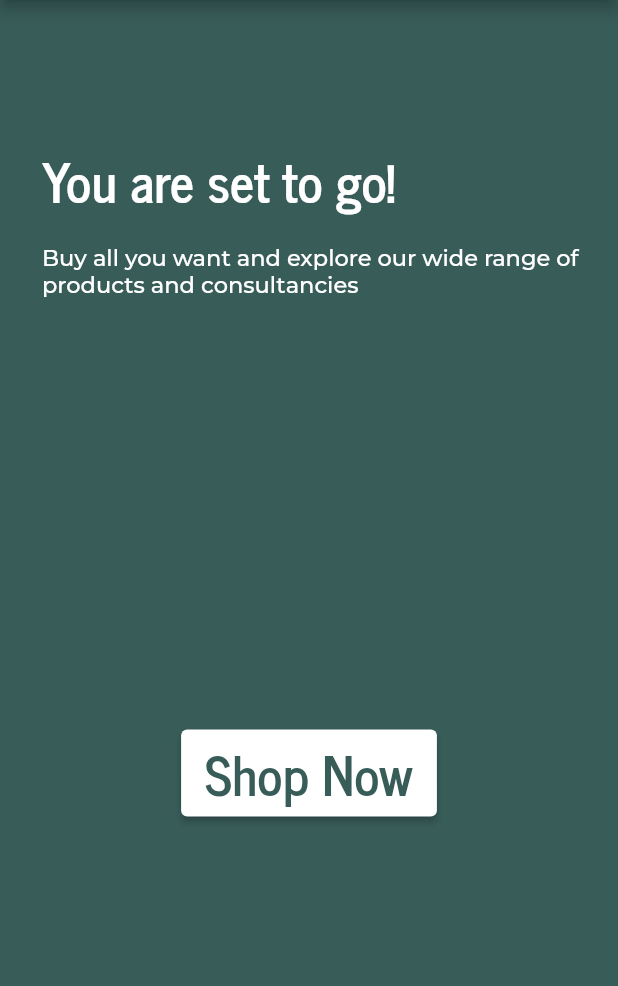
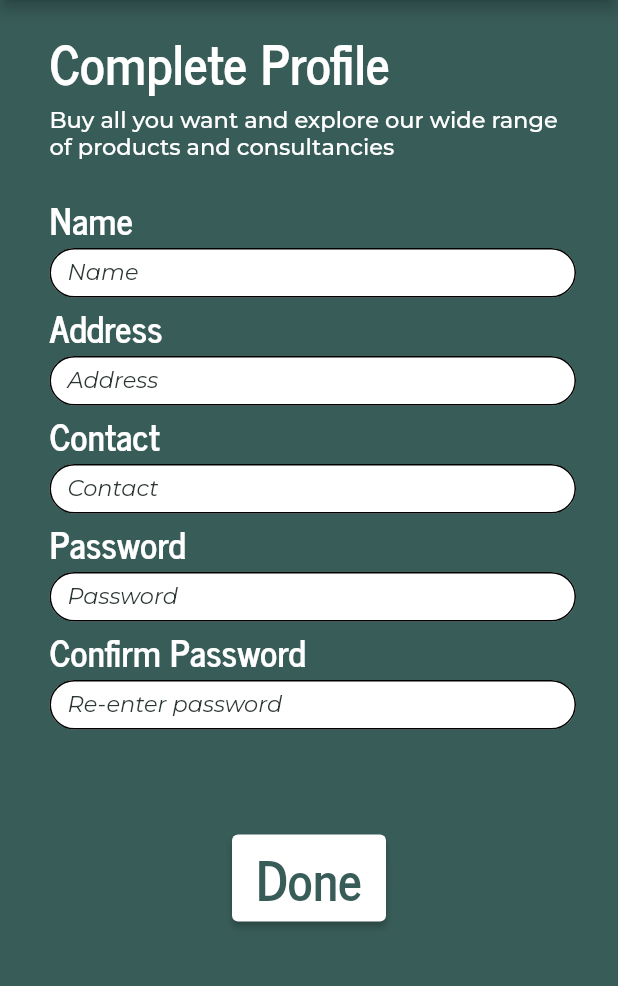
Before and after one commit to Coder-Manan/SheBuilds-MaSaLa, a Flutter app: the screen it shows after launch, on a phone screen of 412 x 824 dp, the part 85-1071 px from its top. Run offline on Flutter 3.47's test engine with Material 2 defaults, Android fonts, the phone set to English and light mode, and no system bars; our stand-ins replace equatable, flutter_bloc, get, hive; accounts and stored records are empty.

Commit message:
add registration screen

```diff
--- a/frontend/lib/app_router.dart
+++ b/frontend/lib/app_router.dart
@@ -1,4 +1,7 @@
 import 'package:flutter/material.dart';
+import 'package:flutter_bloc/flutter_bloc.dart';
+import 'package:frontend/presentation/InfoScreen/bloc/info_screen_bloc.dart';
+import 'package:frontend/presentation/InfoScreen/info_screen.dart';
 import 'package:frontend/presentation/welcome_screen.dart';
 
 class AppRouter {
@@ -6,6 +9,12 @@ class AppRouter {
     switch (settings.name) {
       case 'welcome':
         return MaterialPageRoute(builder: (_) => const WelcomeScreen());
+      case 'registration':
+        return MaterialPageRoute(
+            builder: (_) => BlocProvider.value(
+                  value: InfoScreenBloc(),
+                  child: const InfoScreen(),
+                ));
       default:
         throw (Exception());
     }
--- a/frontend/lib/main.dart
+++ b/frontend/lib/main.dart
@@ -4,6 +4,7 @@ import 'package:flutter_bloc/flutter_bloc.dart';
 import 'package:frontend/app_router.dart';
 import 'package:frontend/app_theme.dart';
 import 'package:frontend/domain/repositories/dummy_repository.dart';
+import 'package:frontend/presentation/InfoScreen/info_screen.dart';
 import 'package:frontend/presentation/welcome_screen.dart';
 import 'package:get/get.dart';
 
@@ -25,7 +26,7 @@ class Application extends StatelessWidget {
         title: 'MedCord',
         theme: AppTheme.theme,
         onGenerateRoute: AppRouter.generateRoute,
-        initialRoute: WelcomeScreen.id,
+        initialRoute: InfoScreen.id,
       ),
     );
   }
--- /dev/null
+++ b/frontend/lib/presentation/InfoScreen/bloc/info_screen_bloc.dart
@@ -0,0 +1,42 @@
+import 'package:equatable/equatable.dart';
+import 'package:flutter_bloc/flutter_bloc.dart';
+
+class InfoScreenState extends Equatable {
+  const InfoScreenState();
+
+  @override
+  List<Object?> get props => [];
+}
+
+class LoadingState extends InfoScreenState {
+  const LoadingState();
+
+  @override
+  List<Object?> get props => [];
+}
+
+abstract class InfoScreenEvent extends Equatable {
+  const InfoScreenEvent();
+
+  @override
+  List<Object?> get props => [];
+}
+
+class RegistrationEvent extends InfoScreenEvent {
+  final Map<String, dynamic?> data;
+
+  const RegistrationEvent({required this.data});
+
+  @override
+  List<Object?> get props => [data];
+}
+
+class InfoScreenBloc extends Bloc<InfoScreenEvent, InfoScreenState> {
+  InfoScreenBloc() : super(const InfoScreenState()) {
+    on<RegistrationEvent>(
+        (RegistrationEvent event, Emitter<InfoScreenState> emit) async {
+      //ping the server
+      //navigate to the next screen
+    });
+  }
+}
--- /dev/null
+++ b/frontend/lib/presentation/InfoScreen/info_screen.dart
@@ -0,0 +1,226 @@
+import 'package:flutter/material.dart';
+import 'package:flutter_bloc/flutter_bloc.dart';
+import 'package:frontend/app_theme.dart';
+import 'package:frontend/presentation/InfoScreen/bloc/info_screen_bloc.dart';
+import 'package:frontend/presentation/components/appbar.dart';
+
+final GlobalKey<FormState> _formKey = GlobalKey<FormState>();
+final Map<String, dynamic> _formData = {
+  "name": Null,
+  "address": Null,
+  "contact": Null,
+  "password": Null,
+  "cpassword": Null
+};
+
+class InfoScreen extends StatelessWidget {
+  const InfoScreen({super.key});
+
+  static const id = 'registration';
+
+  @override
+  Widget build(BuildContext context) {
+    return BlocBuilder<InfoScreenBloc, InfoScreenState>(
+      builder: ((context, state) {
+        return Scaffold(
+          appBar: ourAppBar('MedCord', context),
+          body: state is LoadingState
+              ? const Center(
+                  child: CircularProgressIndicator(),
+                )
+              : Column(children: [
+                  Container(
+                    margin: const EdgeInsets.fromLTRB(33, 13, 28, 0),
+                    child: Column(
+                      crossAxisAlignment: CrossAxisAlignment.start,
+                      children: [
+                        Text('Complete Profile',
+                            style: Theme.of(context).textTheme.headline1),
+                        Text(
+                            'Buy all you want and explore our wide range of products and consultancies',
+                            style: Theme.of(context).textTheme.bodyText1),
+                        const SizedBox(
+                          height: 20,
+                        ),
+                        Form(
+                          key: _formKey,
+                          child: Column(
+                            crossAxisAlignment: CrossAxisAlignment.start,
+                            children: [
+                              Text(
+                                'Name',
+                                style: Theme.of(context)
+                                    .textTheme
+                                    .headline1
+                                    ?.copyWith(fontSize: 24),
+                              ),
+                              TextFormField(
+                                decoration: InputDecoration(
+                                  filled: true,
+                                  fillColor: Colors.white,
+                                  constraints:
+                                      const BoxConstraints(maxHeight: 33),
+                                  labelText: 'Name',
+                                  labelStyle: Theme.of(context)
+                                      .textTheme
+                                      .labelMedium
+                                      ?.copyWith(
+                                          fontSize: 15,
+                                          fontFamily: 'Montserrat Italic'),
+                                  enabledBorder: const OutlineInputBorder(
+                                    borderRadius:
+                                        BorderRadius.all(Radius.circular(20)),
+                                  ),
+                                ),
+                                onChanged: (value) => _formData['name'] = value,
+                              ),
+                              Text(
+                                'Address',
+                                style: Theme.of(context)
+                                    .textTheme
+                                    .headline1
+                                    ?.copyWith(fontSize: 24),
+                              ),
+                              TextFormField(
+                                  expands: true,
+                                  maxLines: null,
+                                  minLines: null,
+                                  decoration: InputDecoration(
+                                    filled: true,
+                                    fillColor: Colors.white,
+                                    constraints:
+                                        const BoxConstraints(maxHeight: 33),
+                                    labelStyle: Theme.of(context)
+                                        .textTheme
+                                        .labelMedium
+                                        ?.copyWith(
+                                            fontSize: 15,
+                                            fontFamily: 'Montserrat Italic'),
+                                    labelText: 'Address',
+                                    enabledBorder: const OutlineInputBorder(
+                                      borderRadius:
+                                          BorderRadius.all(Radius.circular(20)),
+                                    ),
+                                  ),
+                                  onChanged: (value) =>
+                                      _formData['address'] = value),
+                              Text(
+                                'Contact',
+                                style: Theme.of(context)
+                                    .textTheme
+                                    .headline1
+                                    ?.copyWith(fontSize: 24),
+                              ),
+                              TextFormField(
+                                  decoration: InputDecoration(
+                                    filled: true,
+                                    fillColor: Colors.white,
+                                    constraints:
+                                        const BoxConstraints(maxHeight: 33),
+                                    labelText: 'Contact',
+                                    labelStyle: Theme.of(context)
+                                        .textTheme
+                                        .labelMedium
+                                        ?.copyWith(
+                                            fontSize: 15,
+                                            fontFamily: 'Montserrat Italic'),
+                                    enabledBorder: const OutlineInputBorder(
+                                      borderRadius:
+                                          BorderRadius.all(Radius.circular(20)),
+                                    ),
+                                  ),
+                                  onChanged: (value) =>
+                                      _formData['contact'] = value),
+                              Text(
+                                'Password',
+                                style: Theme.of(context)
+                                    .textTheme
+                                    .headline1
+                                    ?.copyWith(fontSize: 24),
+                              ),
+                              TextFormField(
+                                  decoration: InputDecoration(
+                                    filled: true,
+                                    fillColor: Colors.white,
+                                    constraints:
+                                        const BoxConstraints(maxHeight: 33),
+                                    labelText: 'Password',
+                                    labelStyle: Theme.of(context)
+                                        .textTheme
+                                        .labelMedium
+                                        ?.copyWith(
+                                            fontSize: 15,
+                                            fontFamily: 'Montserrat Italic'),
+                                    enabledBorder: const OutlineInputBorder(
+                                      borderRadius:
+                                          BorderRadius.all(Radius.circular(20)),
+                                    ),
+                                  ),
+                                  onChanged: (value) =>
+                                      _formData['password'] = value),
+                              Text(
+                                'Confirm Password',
+                                style: Theme.of(context)
+                                    .textTheme
+                                    .headline1
+                                    ?.copyWith(fontSize: 24),
+                              ),
+                              TextFormField(
+                                  decoration: InputDecoration(
+                                    filled: true,
+                                    fillColor: Colors.white,
+                                    constraints:
+                                        const BoxConstraints(maxHeight: 33),
+                                    labelText: 'Re-enter password',
+                                    labelStyle: Theme.of(context)
+                                        .textTheme
+                                        .labelMedium
+                                        ?.copyWith(
+                                            fontSize: 15,
+                                            fontFamily: 'Montserrat Italic'),
+                                    enabledBorder: const OutlineInputBorder(
+                                      borderRadius:
+                                          BorderRadius.all(Radius.circular(20)),
+                                    ),
+                                  ),
+                                  onChanged: (value) =>
+                                      _formData['cpassword'] = value),
+                            ],
+                          ),
+                        )
+                      ],
+                    ),
+                  ),
+                  const SizedBox(
+                    height: 70,
+                  ),
+                  Center(
+                    child: ElevatedButton(
+                        onPressed: () {
+                          if (_formData['password'] != _formData['cpassword']) {
+                            ScaffoldMessenger.of(context).showSnackBar(
+                                const SnackBar(
+                                    content: Text("Passwords don't match")));
+                          } else {
+                            //register
+                            BlocProvider.of<InfoScreenBloc>(context)
+                                .add(RegistrationEvent(data: _formData));
+                          }
+                        },
+                        style: ElevatedButton.styleFrom(
+                            backgroundColor: Colors.white),
+                        child: Text(
+                          'Done',
+                          style: Theme.of(context)
+                              .textTheme
+                              .headline1
+                              ?.copyWith(
+                                  color: AppTheme.scaffoldBackgroundColor),
+                        )),
+                  )
+                ]),
+        );
+      }),
+    );
+  }
+}
--- a/frontend/pubspec.yaml
+++ b/frontend/pubspec.yaml
@@ -41,6 +41,8 @@ dependencies:
   hive_flutter: ^1.1.0
   flutter_bloc: ^8.1.1
   get: ^4.6.5
+  bloc: ^8.1.0
+  equatable: ^2.0.5
 
 dev_dependencies:
   flutter_test:
@@ -95,6 +97,8 @@ flutter:
     - family: Inter
       fonts:
         - asset: assets/fonts/Inter-Bold.ttf
-
+    - family: Montserrat Italic
+      fonts:
+        - asset: assets/fonts/Montserrat-Italic.ttf
   # For details regarding fonts from package dependencies,
   # see https://flutter.dev/custom-fonts/#from-packages
```
Also changed, not shown: frontend/assets/fonts/Montserrat-Italic.ttf (added), frontend/pubspec.lock.
